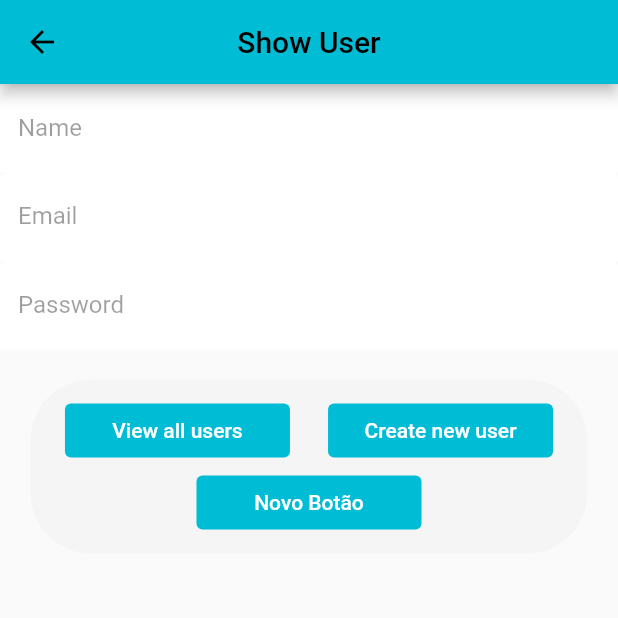
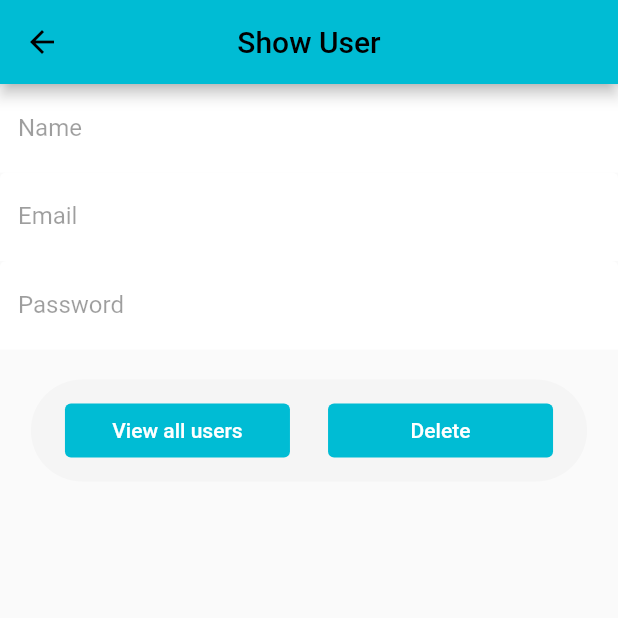
Before and after one commit to daniellberg/crud-flutter, a Flutter app: the UserView screen opened by its route, on a phone screen of 412 x 824 dp, the top half of it. Run offline on Flutter 3.47's test engine with Material 2 defaults, Android fonts, the phone set to English and light mode, and no system bars.

Commit message:
feat: delete button

```diff
--- a/lib/user_view.dart
+++ b/lib/user_view.dart
@@ -92,9 +92,11 @@ class UserView extends StatelessWidget {
                         width: 150.0,
                         child: TextButton(
                           onPressed: () {
-                            Navigator.popAndPushNamed(context, '/create');
+                            provider.indexUser = null;
+                            provider.users.removeAt(index!);
+                            Navigator.popAndPushNamed(context, '/read');
                           },
-                          child: Text('Create new user'),
+                          child: Text('Delete'),
                           style: ButtonStyle(
                             backgroundColor: MaterialStateProperty.all(Theme.of(context).primaryColor),
                             foregroundColor: MaterialStateProperty.all(Colors.white),
@@ -102,19 +104,6 @@ class UserView extends StatelessWidget {
                         ),
                       ),
                     ],
-                  ),
-                  SizedBox(
-                    width: 150.0,
-                    child: TextButton(
-                      onPressed: () {
-                        // Adicione a lógica para o novo botão aqui
-                      },
-                      child: Text('Novo Botão'),
-                      style: ButtonStyle(
-                        backgroundColor: MaterialStateProperty.all(Theme.of(context).primaryColor),
-                        foregroundColor: MaterialStateProperty.all(Colors.white),
-                      ),
-                    ),
                   ),
                 ],
               ),
```
Also changed, not shown: lib/user_list.dart (+8 -0 lines).
